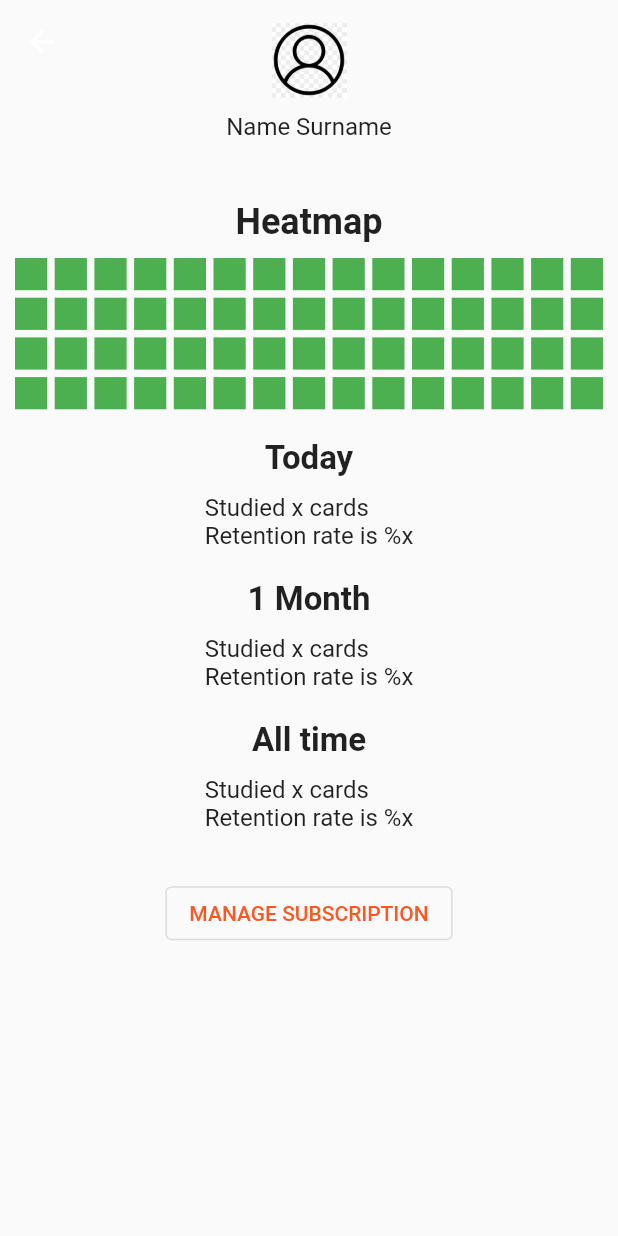
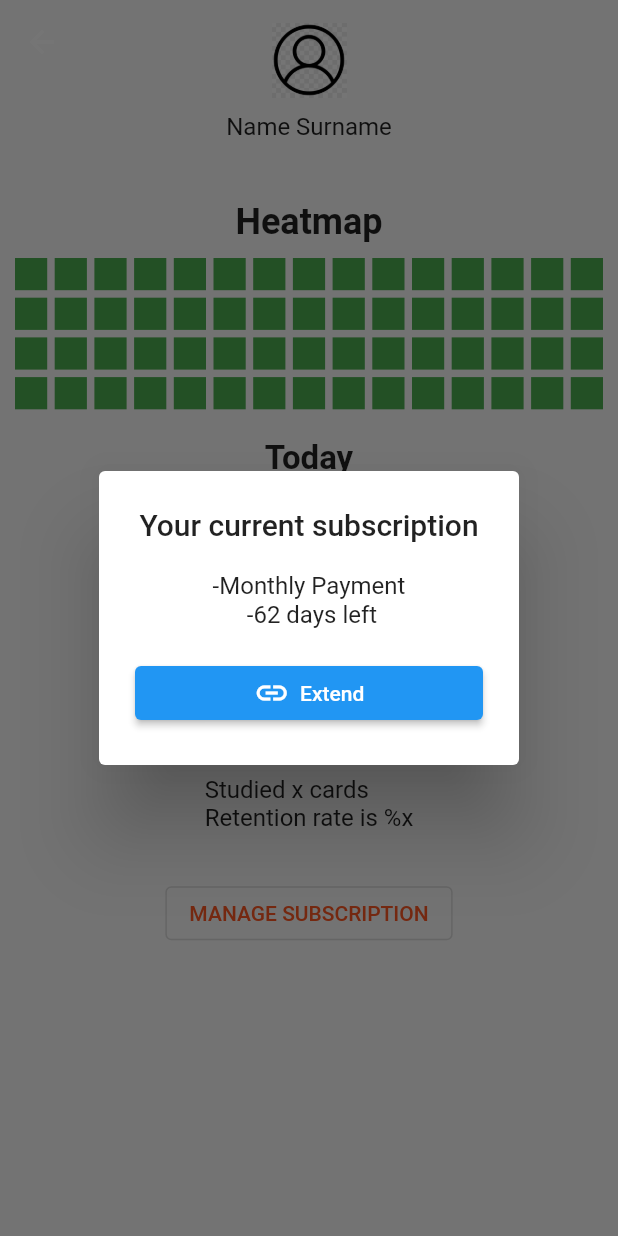
Before and after one commit to mfteloglu/MemBoost, a Flutter app: the ProfileScreen screen opened directly, after a tap on "MANAGE SUBSCRIPTION", on a phone screen of 412 x 824 dp. Run offline on Flutter 3.47's test engine with Material 2 defaults, Android fonts, the phone set to English and light mode, and no system bars; our stand-ins replace cloud_firestore, firebase_auth, firebase_core, firebase_storage, flip_card, google_sign_in and 2 more; missing offline and left inert: flutter_downloader, sign_button; accounts and stored records are empty.

Commit message:
subscription dialog is added

```diff
--- a/lib/View/profile_screen.dart
+++ b/lib/View/profile_screen.dart
@@ -1,4 +1,6 @@
 import 'package:flutter/material.dart';
+import 'package:url_launcher/url_launcher.dart';
+
 
 class ProfileScreen extends StatefulWidget {
   const ProfileScreen({Key? key}) : super(key: key);
@@ -110,7 +112,35 @@ class _ProfileScreenState extends State<ProfileScreen>
               //margin: const EdgeInsets.only(top: 30.0),
               child: OutlinedButton(
                 onPressed: () {
-                  debugPrint('Received click to MANAGE SUBSCRIPTION button');
+                  showDialog(
+                      context: context,
+                      builder: (_) => AlertDialog(
+                        title: Text('Your current subscription',
+                                      textAlign: TextAlign.center),
+                        content: Column(
+                          crossAxisAlignment: CrossAxisAlignment.center,
+                          mainAxisSize: MainAxisSize.min,
+                          children: [
+                            Text('-Monthly Payment \n -62 days left \n ',
+                                  textAlign: TextAlign.center),
+                            ElevatedButton(
+                              onPressed: () => launch('https://www.itu.edu.tr/'),
+                              child: Row( // Replace with a Row for horizontal icon + text
+                                crossAxisAlignment: CrossAxisAlignment.center,
+                                mainAxisAlignment: MainAxisAlignment.center,
+                                children: <Widget>[
+                                  Icon(Icons.link),
+                                  Text("  Extend")
+                                ],
+                              ),
+                              style: ElevatedButton.styleFrom(
+                                primary: Colors.blue,
+                              ),
+                            )
+                          ],
+                        )
+                      )
+                  );
                 },
                 child: const Text('MANAGE SUBSCRIPTION'),
               )),
--- a/pubspec.yaml
+++ b/pubspec.yaml
@@ -45,6 +45,7 @@ dependencies:
   http: ^0.13.4
   flutter_downloader: ^1.7.1
   permission_handler: ^8.3.0
+  url_launcher: ^6.0.17
 dev_dependencies:
   flutter_test:
     sdk: flutter
```
Also changed, not shown: pubspec.lock.
